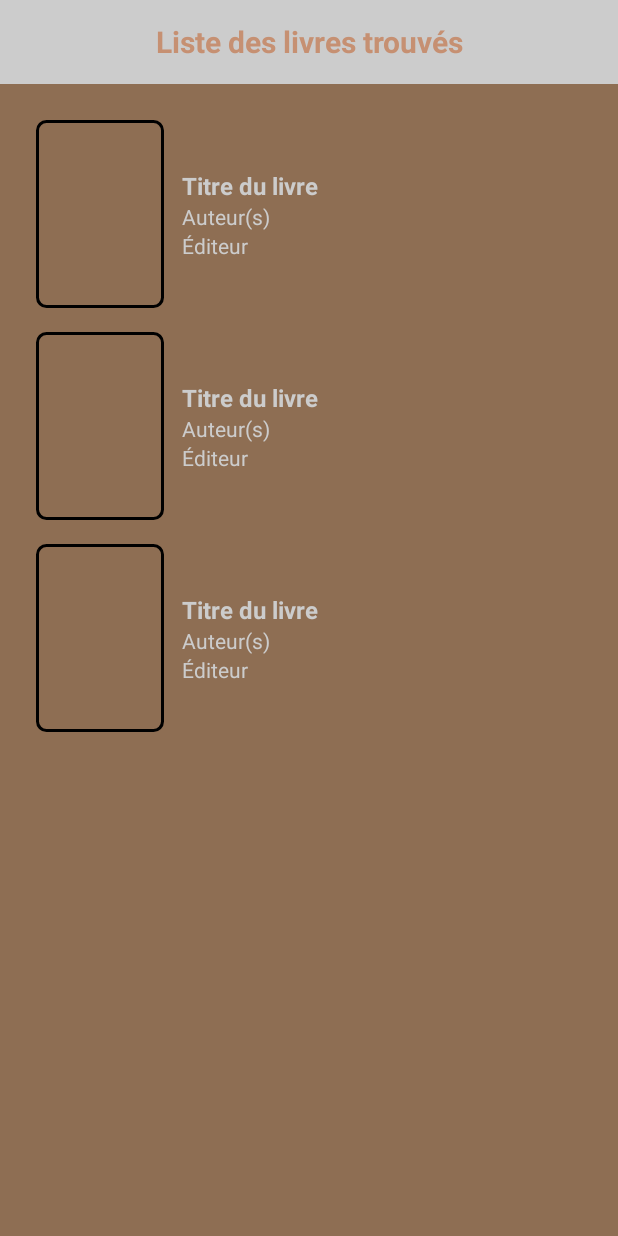
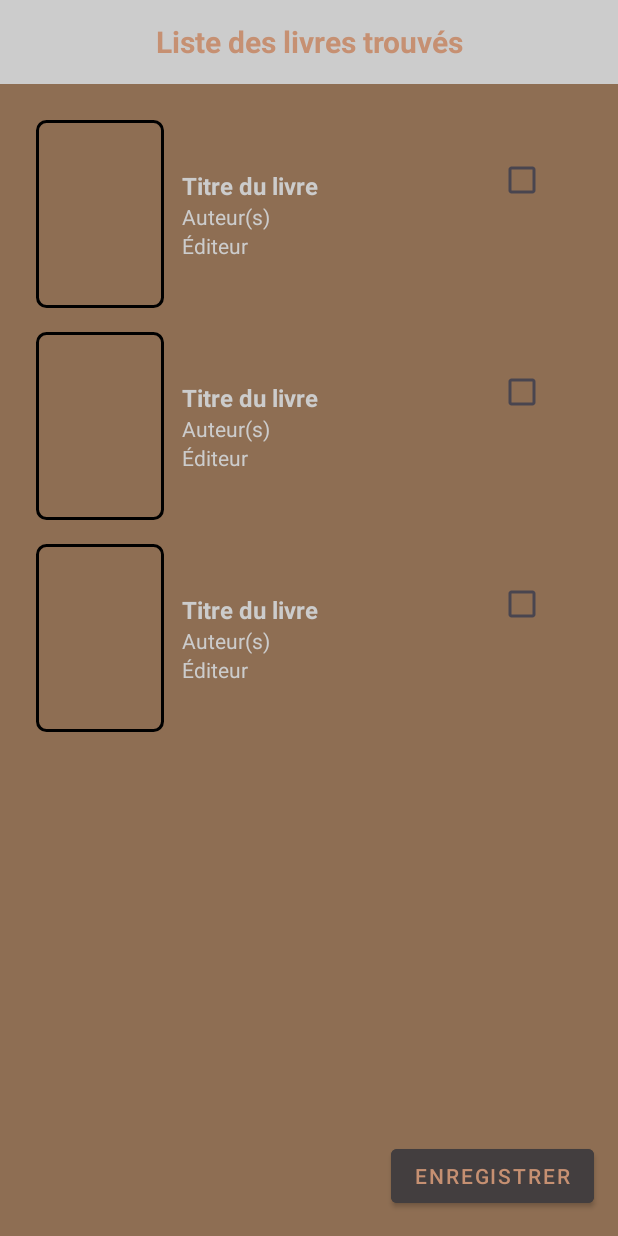
Before and after one commit to lukameunier/Groupe_A_ScanLib, an Android app: the layout fragment_scan_result.xml on its own in the app's theme, with its tools: preview values and no code run, on a phone screen of 412 x 824 dp. Run offline under Robolectric (Android 15) with nearby library versions, the phone set to English and light mode, and no system bars; network calls fail.

Commit message:
feat(scan): add manual selection and insertion of scanned books
- Replaced automatic database insertion with manual confirmation
- Added CheckBoxes in ScanResultFragment for book selection
- Integrated 'Enregistrer' button to insert only selected books
- Ensured Room is initialized in ScanResultFragment via setContext()
- Improved UX: user confirms which books to save after scan

```diff
--- a/Application/app/src/main/res/layout/fragment_scan_result.xml
+++ b/Application/app/src/main/res/layout/fragment_scan_result.xml
@@ -32,4 +32,18 @@
         app:layout_constraintStart_toStartOf="parent"
         app:layout_constraintEnd_toEndOf="parent"
         tools:listitem="@layout/view_holder_scan_result" />
+
+    <com.google.android.material.button.MaterialButton
+        android:id="@+id/saveButton"
+        style="@style/Widget.MaterialComponents.Button"
+        android:layout_width="wrap_content"
+        android:layout_height="wrap_content"
+        android:backgroundTint="@color/primary_button"
+        app:iconTint="@color/secondary_text"
+        android:textColor="@color/secondary_text"
+        android:text="@string/enregistrer"
+        android:layout_margin="16dp"
+        app:layout_constraintBottom_toBottomOf="parent"
+        app:layout_constraintEnd_toEndOf="parent" />
+
 </androidx.constraintlayout.widget.ConstraintLayout>
--- a/Application/app/src/main/res/layout/view_holder_scan_result.xml
+++ b/Application/app/src/main/res/layout/view_holder_scan_result.xml
@@ -55,4 +55,13 @@
             android:textSize="14sp"
             android:textColor="@color/secondary_background" />
     </LinearLayout>
+    <!-- CheckBox -->
+    <CheckBox
+        android:id="@+id/bookCheckBox"
+        android:layout_width="wrap_content"
+        android:layout_height="wrap_content"
+        app:layout_constraintEnd_toEndOf="parent"
+        app:layout_constraintTop_toTopOf="parent"
+        android:layout_margin="16dp"/>
+
 </androidx.constraintlayout.widget.ConstraintLayout>
--- a/Application/app/src/main/res/values/strings.xml
+++ b/Application/app/src/main/res/values/strings.xml
@@ -29,4 +29,5 @@
     <string name="checkbox_desc_content">Checkbox de sélection</string>
     <string name="supress_book_text">Supprimer la sélection</string>
     <string name="resultat_livres">Liste des livres trouvés</string>
+    <string name="enregistrer">Enregistrer</string>
 </resources>
```
Also changed, not shown: Application/app/src/main/java/fr/mastersd/sime/scanlib/data/BookRepository.kt (+0 -7 lines), Application/app/src/main/java/fr/mastersd/sime/scanlib/ui/adapter/ScanResultAdapter.kt (+12 -0 lines), Application/app/src/main/java/fr/mastersd/sime/scanlib/ui/view/fragments/ScanResultFragment.kt (+20 -0 lines), Application/app/src/main/java/fr/mastersd/sime/scanlib/ui/viewmodel/BookViewModel.kt (+22 -27 lines).
